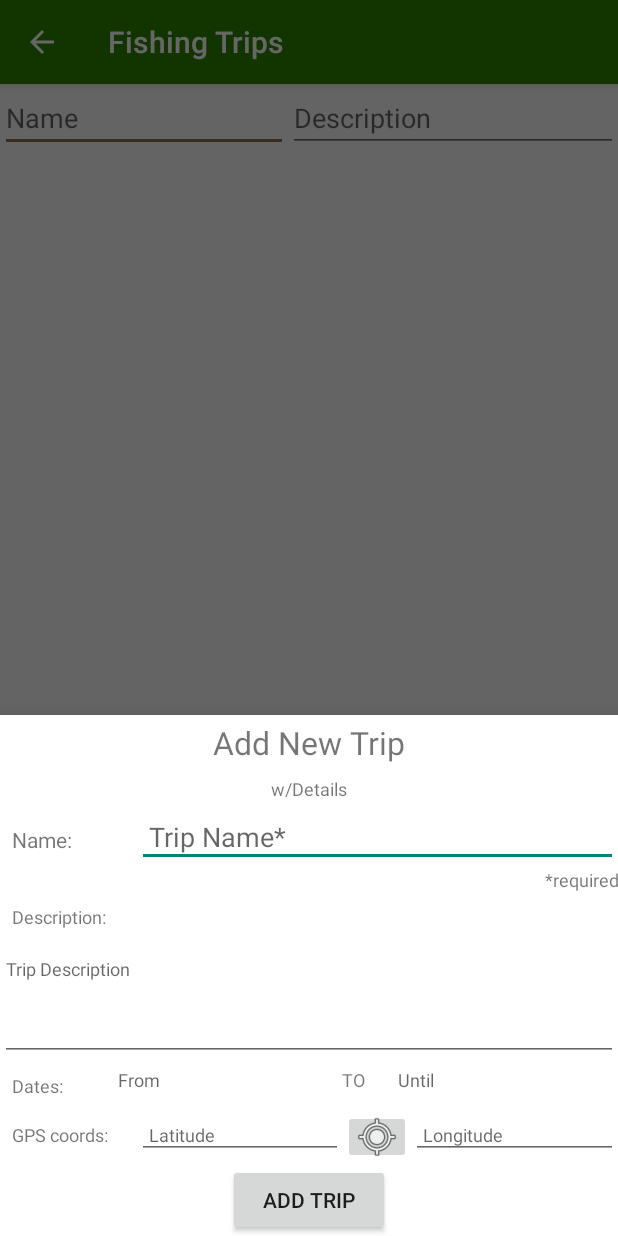
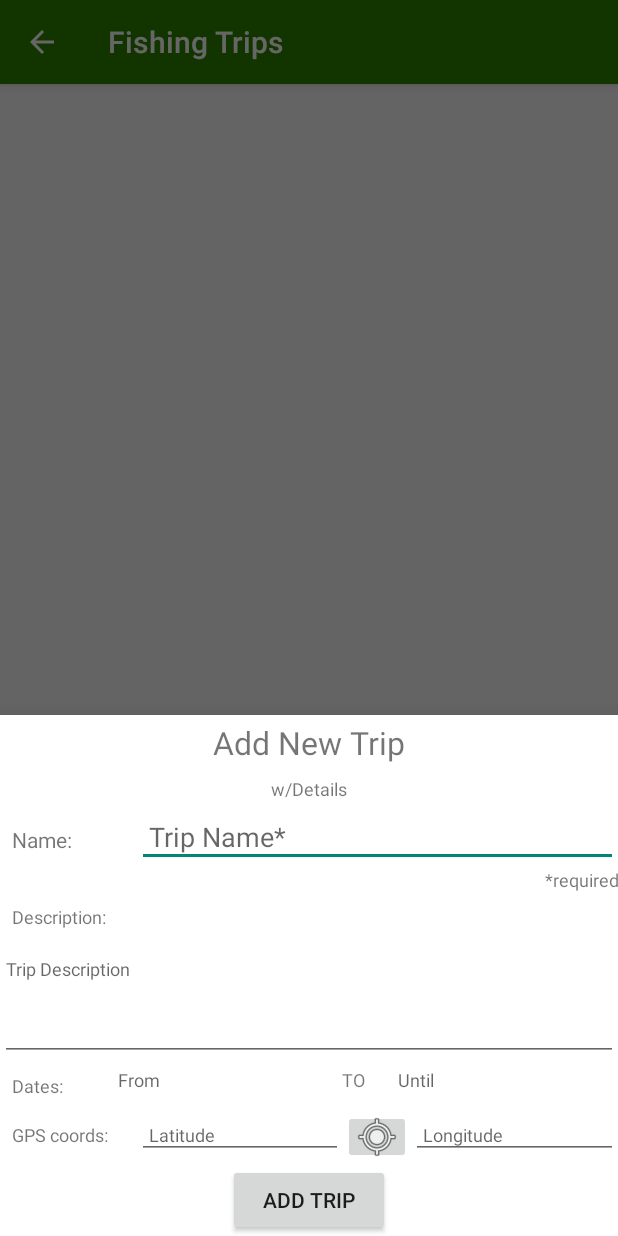
Before and after one commit to g1matheus/AnyoneCanFish, an Android app: the FishingTripsActivity screen opened directly, with no data from a screen before it, after a tap on an icon or button, on a phone screen of 412 x 824 dp. Run offline under Robolectric (Android 15) with nearby library versions, the phone set to English and light mode, and no system bars; our stand-ins replace Firebase (no records; nobody signed in at launch, a user with empty details on screens opened directly), Picasso; libraries missing offline, so code that uses them is left out: com.firebase.ui; pictures from the network do not load; Roboto replaces fonts that are not available here.

```diff
--- a/app/src/main/java/com/homebrewforlife/sharkydart/anyonecanfish/TripDetailsSheet.java
+++ b/app/src/main/java/com/homebrewforlife/sharkydart/anyonecanfish/TripDetailsSheet.java
@@ -55,6 +55,19 @@ public class TripDetailsSheet extends BottomSheetDialogFragment implements DateP
             @Override
             public void onClick(View view) {
                 dateStart = true;
+                if(etStart.getText().toString().length() == 0){
+//                    try{
+//                        Calendar cal = Calendar.getInstance();
+//                        String strDate = cal.get(Calendar.YEAR) + "-" + cal.get(Calendar.MONTH) + "-" + cal.get(Calendar.DATE);
+//                        datePickerDialog.updateDate(cal.get(Calendar.YEAR), cal.get(Calendar.MONTH), cal.get(Calendar.DATE));
+//                        Log.d(LOG_TAG, strDate);
+//                    }catch (Exception e){
+//                        e.printStackTrace();
+//                    }
+                }else{
+//                    Date.valueOf(etStart.getText().toString());
+//                    datePickerDialog.updateDate();
+                }
                 datePickerDialog.show();
             }
         });
@@ -124,10 +137,15 @@ public class TripDetailsSheet extends BottomSheetDialogFragment implements DateP
 
     @Override
     public void onDateSet(DatePicker datePicker, int year, int month, int day) {
-        if(dateStart)
+        String theDate = year + "-" + month + "-" + day;
+        if(dateStart) {
+            etStart.setText(theDate);
             Log.d(LOG_TAG, "START_DATE - year: " + year + " month: " + month + " day: " + day);
-        else
+        }
+        else {
+            etEnd.setText(theDate);
             Log.d(LOG_TAG, "END_DATE - year: " + year + " month: " + month + " day: " + day);
+        }
     }
 
     public interface TripSheetListener{
--- a/app/src/main/res/layout/fragment_fishing_trips.xml
+++ b/app/src/main/res/layout/fragment_fishing_trips.xml
@@ -9,59 +9,10 @@
     <LinearLayout
         android:id="@+id/linearLayout"
         android:layout_width="match_parent"
-        android:layout_height="wrap_content"
+        android:layout_height="match_parent"
         android:layout_gravity="bottom"
         android:orientation="vertical">
 
-        <LinearLayout
-            android:layout_width="wrap_content"
-            android:layout_height="wrap_content"
-            android:orientation="horizontal">
-
-            <EditText
-                android:id="@+id/etName"
-                android:layout_width="match_parent"
-                android:layout_height="wrap_content"
-                android:ems="9"
-                android:hint="@string/trip_hint_name"
-                android:importantForAutofill="no"
-                android:inputType="text" />
-
-            <EditText
-                android:id="@+id/etDescription"
-                android:layout_width="match_parent"
-                android:layout_height="wrap_content"
-                android:ems="12"
-                android:hint="@string/trip_hint_desc"
-                android:importantForAutofill="no"
-                android:inputType="text" />
-        </LinearLayout>
-
-       <!-- <LinearLayout
-            android:layout_width="wrap_content"
-            android:layout_height="wrap_content"
-            android:orientation="horizontal">
-
-            <EditText
-                android:id="@+id/etStartDate"
-                android:layout_width="match_parent"
-                android:layout_height="wrap_content"
-                android:ems="10"
-                android:hint="@string/trip_hint_startDate"
-                android:inputType="date"
-                android:autofillHints="@string/trip_hint_startDate"
-                />
-
-            <EditText
-                android:id="@+id/etEndDate"
-                android:layout_width="match_parent"
-                android:layout_height="wrap_content"
-                android:ems="10"
-                android:hint="@string/trip_hint_endDate"
-                android:inputType="date"
-                android:autofillHints="@string/trip_hint_startDate"
-                />
-        </LinearLayout>-->
         <android.support.v7.widget.RecyclerView
             android:id="@+id/rvTrips"
             android:layout_width="match_parent"
```
